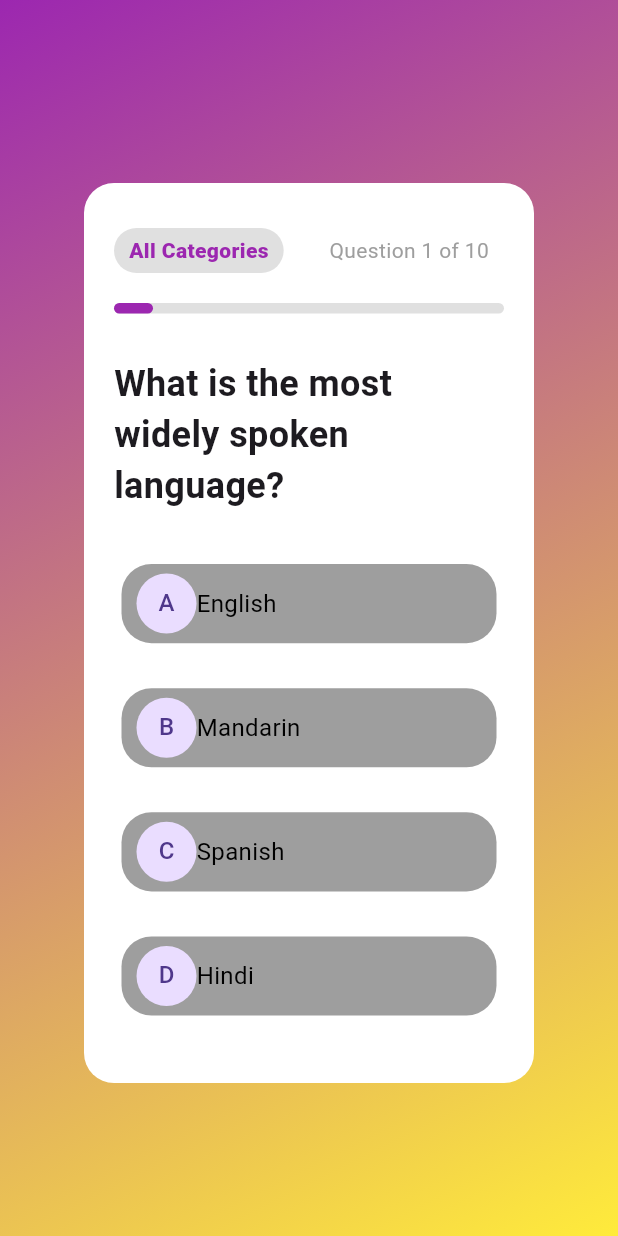
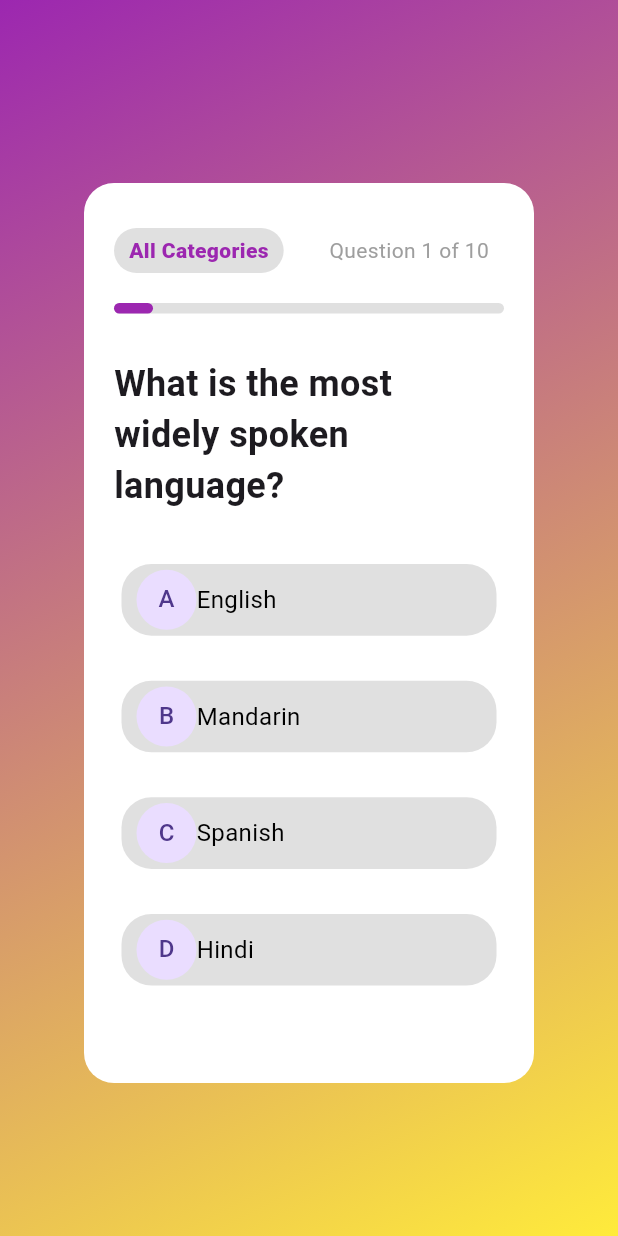
Before and after one commit to abdohhh/Qiez-Mania, a Flutter app: the Category screen opened by its route, after a tap on "All Categories", on a phone screen of 412 x 824 dp. Run offline on Flutter 3.47's test engine with Material 3 defaults, Android fonts, the phone set to English and light mode, and no system bars; our stand-ins replace sleek_circular_slider.

Commit message:
Enhance Question screen with result feedback and adjust layout for options

```diff
--- a/lib/Screens/Question.dart
+++ b/lib/Screens/Question.dart
@@ -17,10 +17,12 @@ class _QuestionState extends State<Question> {
   String selectedOption = "";
   String correctAnswer = "";
   int result = 0;
+  bool? isTrue;
 
   @override
   Widget build(BuildContext context) {
     return Scaffold(
+      //
       body: Container(
         width: double.infinity,
         height: double.infinity,
@@ -36,13 +38,14 @@ class _QuestionState extends State<Question> {
             margin: EdgeInsets.only(top: 20),
             padding: EdgeInsets.symmetric(vertical: 30, horizontal: 20),
             width: 300,
-            height: 600,
+            height: isTrue == null ? 600 : 700,
             decoration: BoxDecoration(
               color: Colors.white,
               borderRadius: BorderRadius.circular(20),
             ),
             child: Column(
               children: [
+                /// question number and category
                 Row(
                   mainAxisAlignment: MainAxisAlignment.spaceBetween,
                   children: [
@@ -64,6 +67,7 @@ class _QuestionState extends State<Question> {
                         ),
                       ),
                     ),
+                    // question number
                     Padding(
                       padding: EdgeInsets.only(right: 10),
                       child: Text(
@@ -75,6 +79,7 @@ class _QuestionState extends State<Question> {
                 ),
 
                 20.gap,
+                // progress bar
                 LinearProgressIndicator(
                   minHeight: 7,
                   value: (currentQuestionIndex + 1) / 10,
@@ -83,6 +88,7 @@ class _QuestionState extends State<Question> {
                   color: Colors.purple,
                 ),
                 30.gap,
+                // question
                 Text(
                   quizCategories[index]
                       .questions[currentQuestionIndex]
@@ -90,6 +96,7 @@ class _QuestionState extends State<Question> {
                   style: TextStyle(fontSize: 24, fontWeight: FontWeight.bold),
                 ),
                 20.gap,
+                // options
                 for (
                   int i = 0;
                   i <
@@ -100,6 +107,7 @@ class _QuestionState extends State<Question> {
                   i++
                 )
                   Flexible(
+                    // option
                     child: GestureDetector(
                       onTap: () async {
                         setState(() {
@@ -116,9 +124,17 @@ class _QuestionState extends State<Question> {
                                   .correctAnswer) {
                             result++;
                           }
+                          isTrue =
+                              selectedOption ==
+                                  quizCategories[index]
+                                      .questions[currentQuestionIndex]
+                                      .correctAnswer
+                              ? true
+                              : false;
                         });
                         await Future.delayed(const Duration(seconds: 1));
                         setState(() {
+                          isTrue = null;
                           if (currentQuestionIndex <
                               quizCategories[index].questions.length - 1) {
                             currentQuestionIndex++;
@@ -205,11 +221,12 @@ class _QuestionState extends State<Question> {
                                               .options[i] ==
                                           selectedOption
                                     ? Colors.red
-                                    : Colors.grey
-                              : Colors.grey,
+                                    : Colors.grey[300]
+                              : Colors.grey[300],
                           borderRadius: BorderRadius.circular(20),
                         ),
                         child: Center(
+                          // option text
                           child: Row(
                             children: [
                               CircleAvatar(child: Text(latters[i])),
@@ -230,6 +247,24 @@ class _QuestionState extends State<Question> {
                       ),
                     ),
                   ),
+                20.gap,
+                Container(
+                  height: isTrue == null ? 0 : 80,
+                  decoration: BoxDecoration(
+                    color: isTrue == true ? Colors.green : Colors.red,
+                    borderRadius: BorderRadius.circular(20),
+                  ),
+                  child: Center(
+                    child: Text(
+                      isTrue == true ? "Correct" : "Wrong",
+                      style: TextStyle(
+                        fontSize: 18,
+                        fontWeight: FontWeight.w900,
+                        color: Colors.white,
+                      ),
+                    ),
+                  ),
+                ),
               ],
             ),
           ),
--- a/lib/widgets/Categorycont.dart
+++ b/lib/widgets/Categorycont.dart
@@ -36,7 +36,7 @@ class Categorycont extends StatelessWidget {
           ),
           20.gap,
           Text(
-            quizCategories[index].name!,
+            quizCategories[index].name,
             style: TextStyle(
               fontSize: 22,
               fontWeight: FontWeight.w900,
@@ -44,7 +44,7 @@ class Categorycont extends StatelessWidget {
             ),
           ),
           Text(
-            quizCategories[index].description!,
+            quizCategories[index].description,
             style: TextStyle(fontSize: 14, color: Colors.grey),
             maxLines: 2,
             overflow: TextOverflow.ellipsis,
```
Also changed, not shown: pubspec.lock.
